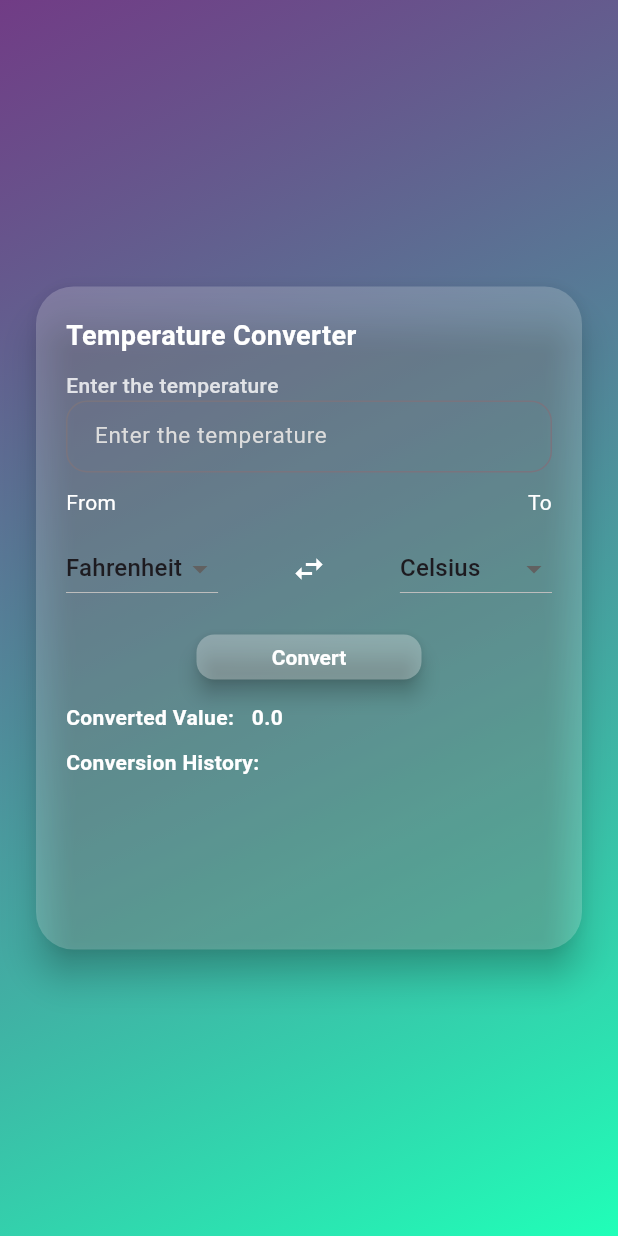
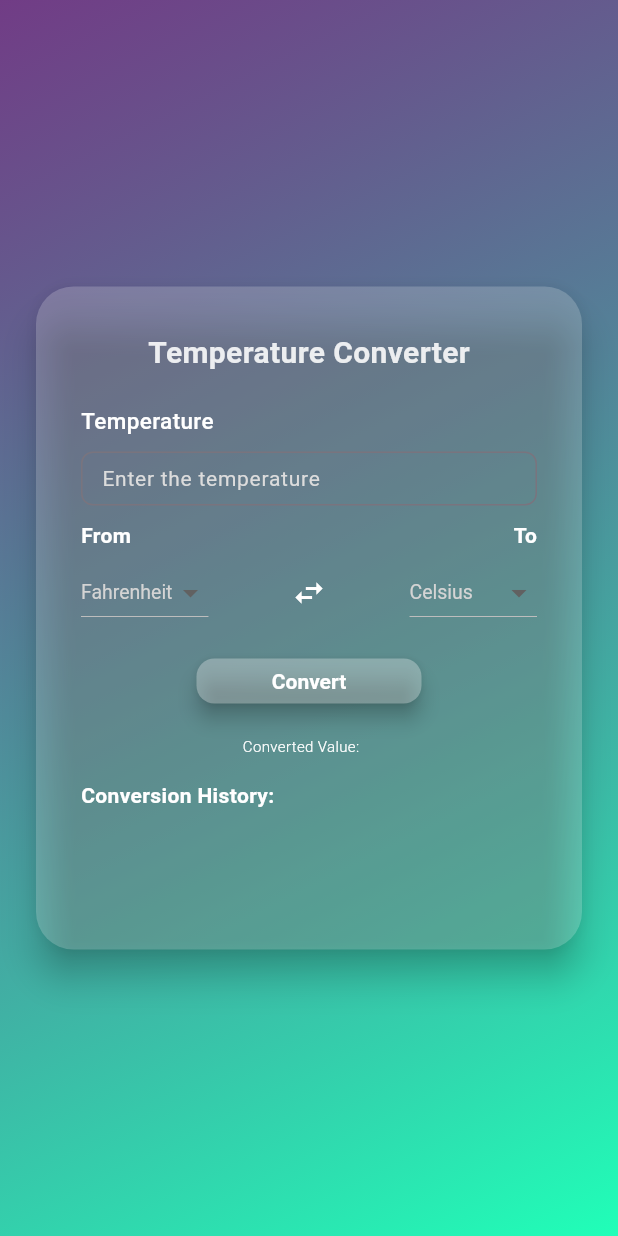
Before and after one commit to Ynthia16/Temperature_ConversionApp, a Flutter app: the screen it shows after launch, on a phone screen of 412 x 824 dp. Run offline on Flutter 3.47's test engine with Material 3 defaults, Android fonts, the phone set to English and light mode, and no system bars.

```diff
--- a/temp_conversion_app/lib/components/card.dart
+++ b/temp_conversion_app/lib/components/card.dart
@@ -1,4 +1,3 @@
-import 'package:flutter/cupertino.dart';
 import 'package:flutter/material.dart';
 import 'package:temp_conversion_app/components/button.dart';
 import 'package:temp_conversion_app/components/dropdown.dart';
@@ -15,16 +14,17 @@ class _MyCardState extends State<MyCard> {
   String _selectedConversionFrom = 'Fahrenheit';
   String _selectedConversionTo = 'Celsius';
   double _inputValue = 0.0;
-  dynamic _convertedValue = 0.0;
+  String _convertedValue = '';
   final ConversionHistory _conversionHistory = ConversionHistory();
 
   void _convert() {
     String conversionType =
         _selectedConversionFrom == 'Fahrenheit' ? 'F to C' : 'C to F';
-    dynamic convertedValue =
+    String converted =
         TemperatureConverter.convertTemperature(conversionType, _inputValue);
     setState(() {
-      _convertedValue = convertedValue;
+      String unit = _selectedConversionTo == 'Fahrenheit' ? '°F' : '°C';
+      _convertedValue = "${double.parse(converted).toStringAsFixed(1)} $unit";
       _conversionHistory.addConversion(
           conversionType, _inputValue, _convertedValue);
     });
@@ -35,7 +35,7 @@ class _MyCardState extends State<MyCard> {
     return Scaffold(
       backgroundColor: Colors.blueGrey,
       body: Container(
-        decoration: BoxDecoration(
+        decoration: const BoxDecoration(
           gradient: LinearGradient(
             colors: [
               Color.fromARGB(197, 118, 41, 132),
@@ -48,12 +48,8 @@ class _MyCardState extends State<MyCard> {
         child: Padding(
           padding: const EdgeInsets.all(20.0),
           child: Center(
-            child: SingleChildScrollView(
             child: SizedBox(
-                height:
-                    MediaQuery.of(context).orientation == Orientation.portrait
-                        ? 450
-                        : 350,
+              height: 450,
               width: 400,
               child: Card(
                 color: Colors.white.withOpacity(0.2),
@@ -61,41 +57,46 @@ class _MyCardState extends State<MyCard> {
                 shape: const RoundedRectangleBorder(
                     borderRadius: BorderRadius.all(Radius.circular(25))),
                 child: Padding(
-                    padding: const EdgeInsets.all(20.0),
+                  padding: const EdgeInsets.all(30.0),
                   child: Column(
                     crossAxisAlignment: CrossAxisAlignment.start,
                     children: [
-                        const Text(
+                      const Center(
+                        child: Text(
                           'Temperature Converter',
                           style: TextStyle(
-                              fontSize: 18,
+                              fontSize: 20,
                               fontWeight: FontWeight.bold,
+                              color: Color.fromARGB(223, 255, 255, 255)),
+                        ),
+                      ),
+                      const SizedBox(height: 20),
+                      const Text(
+                        'Temperature',
+                        style: TextStyle(
+                            fontSize: 15,
+                            fontWeight: FontWeight.w500,
                             color: Colors.white),
                       ),
-                        SizedBox(height: 10),
-                        Text(
-                          'Enter the temperature',
-                          style: TextStyle(
-                              fontSize: 14,
-                              fontWeight: FontWeight.w500,
-                              color: Colors.white.withOpacity(0.8)),
-                        ),
+                      const SizedBox(height: 10),
                       TextField(
                         textAlignVertical: TextAlignVertical.center,
                         keyboardType: TextInputType.number,
-                          style: TextStyle(color: Colors.white, fontSize: 14),
-                          decoration: InputDecoration(
+                        style:
+                            const TextStyle(color: Colors.black, fontSize: 16),
+                        decoration: const InputDecoration(
+                          isDense: true,
+                          contentPadding: EdgeInsets.symmetric(
+                              vertical: 6.0, horizontal: 10.0),
                           border: OutlineInputBorder(
                             borderSide: BorderSide(
-                                  color: Color.fromARGB(255, 220, 220, 220)),
-                              borderRadius:
-                                  BorderRadius.all(Radius.elliptical(14, 14)),
+                                color: Color.fromARGB(255, 213, 213, 213)),
+                            borderRadius: BorderRadius.all(Radius.circular(8)),
                           ),
-                            contentPadding: EdgeInsets.fromLTRB(15, 3, 0, 0),
                           hintText: 'Enter the temperature',
                           hintStyle: TextStyle(
                               color: Color.fromARGB(255, 220, 220, 220),
-                                fontSize: 15),
+                              fontSize: 14),
                         ),
                         onChanged: (value) {
                           setState(() {
@@ -103,19 +104,23 @@ class _MyCardState extends State<MyCard> {
                           });
                         },
                       ),
-                        SizedBox(height: 10),
-                        Row(
+                      const SizedBox(height: 10),
+                      const Row(
                         mainAxisAlignment: MainAxisAlignment.spaceBetween,
                         children: [
                           Text('From',
                               style: TextStyle(
-                                    color: Colors.white, fontSize: 14)),
+                                  color: Colors.white,
+                                  fontSize: 14,
+                                  fontWeight: FontWeight.w600)),
                           Text('To',
                               style: TextStyle(
-                                    color: Colors.white, fontSize: 14)),
+                                  color: Colors.white,
+                                  fontSize: 14,
+                                  fontWeight: FontWeight.w600)),
                         ],
                       ),
-                        SizedBox(height: 10),
+                      const SizedBox(height: 4),
                       Row(
                         mainAxisAlignment: MainAxisAlignment.spaceBetween,
                         children: [
@@ -138,71 +143,65 @@ class _MyCardState extends State<MyCard> {
                           ),
                         ],
                       ),
-                        SizedBox(height: 15),
+                      const SizedBox(height: 15),
                       Center(child: MyButton(onPressed: _convert)),
-                        SizedBox(height: 10),
+                      const SizedBox(height: 10),
                       Center(
                         child: Row(
+                          mainAxisAlignment: MainAxisAlignment.center,
                           children: [
-                              Text(
+                            const Text(
                               'Converted Value: ',
                               style: TextStyle(
-                                    fontSize: 14,
-                                    fontWeight: FontWeight.bold,
+                                  fontSize: 10,
+                                  fontWeight: FontWeight.w300,
                                   color: Colors.white),
                             ),
-                              SizedBox(width: 8),
-                              Text(
-                                _convertedValue.toStringAsFixed(1),
-                                style: TextStyle(
-                                    fontSize: 14,
+                            const SizedBox(width: 8),
+                            Text(_convertedValue,
+                                style: const TextStyle(
+                                    fontSize: 18,
                                     fontWeight: FontWeight.bold,
-                                    color: Colors.white),
-                              ),
+                                    color: Colors.white)),
                           ],
                         ),
                       ),
-                        SizedBox(height: 10),
-                        Text(
+                      const SizedBox(height: 10),
+                      const Text(
                         'Conversion History:',
                         style: TextStyle(
                             fontSize: 14,
-                              fontWeight: FontWeight.bold,
+                            fontWeight: FontWeight.w600,
                             color: Colors.white),
                       ),
                       const SizedBox(height: 8),
-                        Container(
-                          height: 80,
+                      Expanded(
+                        child: Container(
+                          height: 150,
                           child: ListView.builder(
                             scrollDirection: Axis.horizontal,
                             itemCount: _conversionHistory.history.length,
                             itemBuilder: (context, index) {
-                              return Container(
-                                width: 150,
+                              return Card(
+                                color: Colors.white.withOpacity(0.4),
                                 margin:
-                                    const EdgeInsets.symmetric(horizontal: 5),
-                                decoration: BoxDecoration(
-                                  color: Colors.white.withOpacity(0.3),
-                                  borderRadius: BorderRadius.circular(10),
+                                    const EdgeInsets.symmetric(horizontal: 4.0),
+                                shape: RoundedRectangleBorder(
+                                  borderRadius: BorderRadius.circular(12),
                                 ),
                                 child: Padding(
                                   padding: const EdgeInsets.all(8.0),
-                                  child: Column(
-                                    mainAxisAlignment: MainAxisAlignment.center,
-                                    children: [
-                                      Text(
+                                  child: Center(
+                                    child: Text(
                                       _conversionHistory.history[index],
-                                        style: TextStyle(
-                                            fontSize: 12,
-                                            fontWeight: FontWeight.w500,
-                                            color: Colors.black),
-                                        textAlign: TextAlign.center,
+                                      style:
+                                          const TextStyle(color: Colors.black),
                                     ),
-                                    ],
                                   ),
                                 ),
                               );
                             },
+                          ),
                         ),
                       ),
                     ],
@@ -213,7 +212,6 @@ class _MyCardState extends State<MyCard> {
           ),
         ),
       ),
-      ),
     );
   }
 }
--- a/temp_conversion_app/lib/components/dropdown.dart
+++ b/temp_conversion_app/lib/components/dropdown.dart
@@ -25,6 +25,9 @@ class _DropdownMenuExampleState extends State<DropdownMenuExample> {
   @override
   Widget build(BuildContext context) {
     return DropdownButton<String>(
+      dropdownColor: Colors.black,
+      style: const TextStyle(
+          fontSize: 13, color: Color.fromARGB(255, 212, 212, 212)),
       value: dropdownValue,
       onChanged: (String? newValue) {
         setState(() {
--- a/temp_conversion_app/lib/main.dart
+++ b/temp_conversion_app/lib/main.dart
@@ -1,6 +1,5 @@
 import 'package:flutter/material.dart';
 import 'package:temp_conversion_app/components/card.dart';
-// import 'package:temp_conversion_app/components/card.dart';
 
 void main() => runApp(TemperatureConversionApp());
 
@@ -9,6 +8,7 @@ class TemperatureConversionApp extends StatelessWidget {
   Widget build(BuildContext context) {
     return MaterialApp(
       title: 'Temperature Conversion',
+      debugShowCheckedModeBanner: false,
       theme: ThemeData(
         primarySwatch: Colors.blue,
       ),
```
Lines whose indentation alone changed are shown as unchanged.
